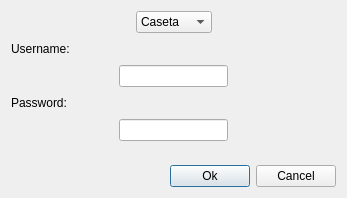
erickisos/QtParkingPOS, file logindialog.ui: the form before one commit.
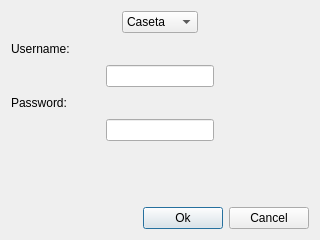
The form after the commit.

Commit message: Fixed limits for LoginDialog

Diff of the .ui file:
```diff
--- a/logindialog.ui
+++ b/logindialog.ui
@@ -6,10 +6,22 @@
    <rect>
     <x>0</x>
     <y>0</y>
-    <width>347</width>
-    <height>198</height>
+    <width>320</width>
+    <height>240</height>
    </rect>
   </property>
+  <property name="minimumSize">
+   <size>
+    <width>320</width>
+    <height>240</height>
+   </size>
+  </property>
+  <property name="maximumSize">
+   <size>
+    <width>640</width>
+    <height>480</height>
+   </size>
+  </property>
   <property name="windowTitle">
    <string>ParkingPOS - Login</string>
   </property>
```
The commit also changes 1 other file.
